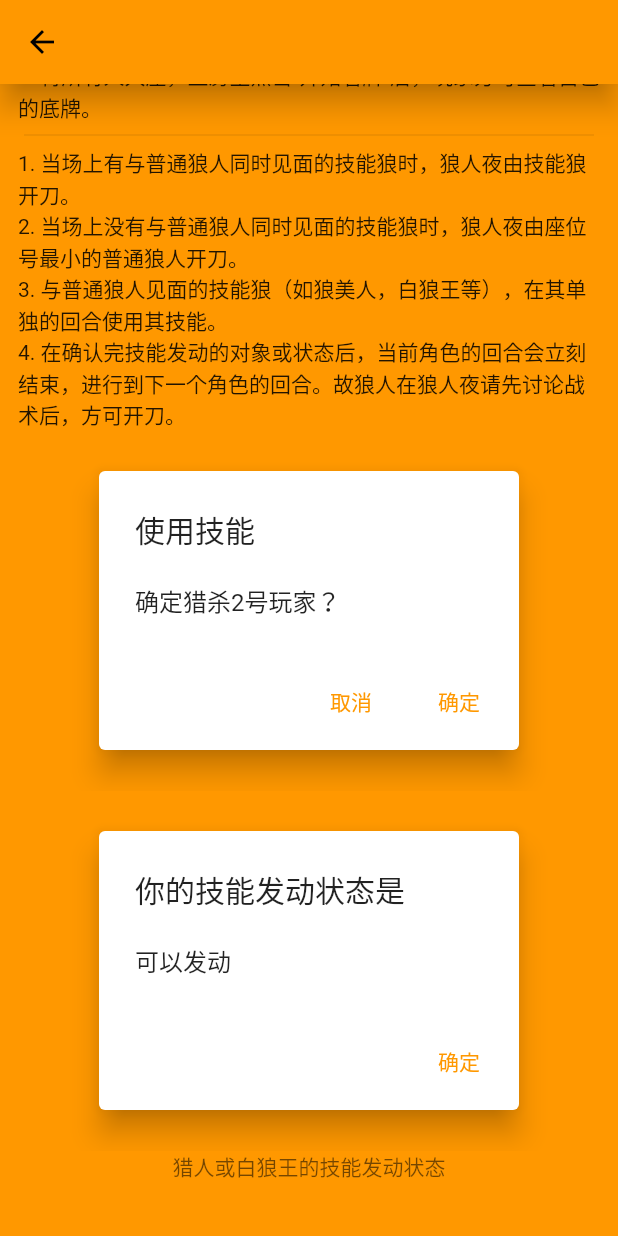
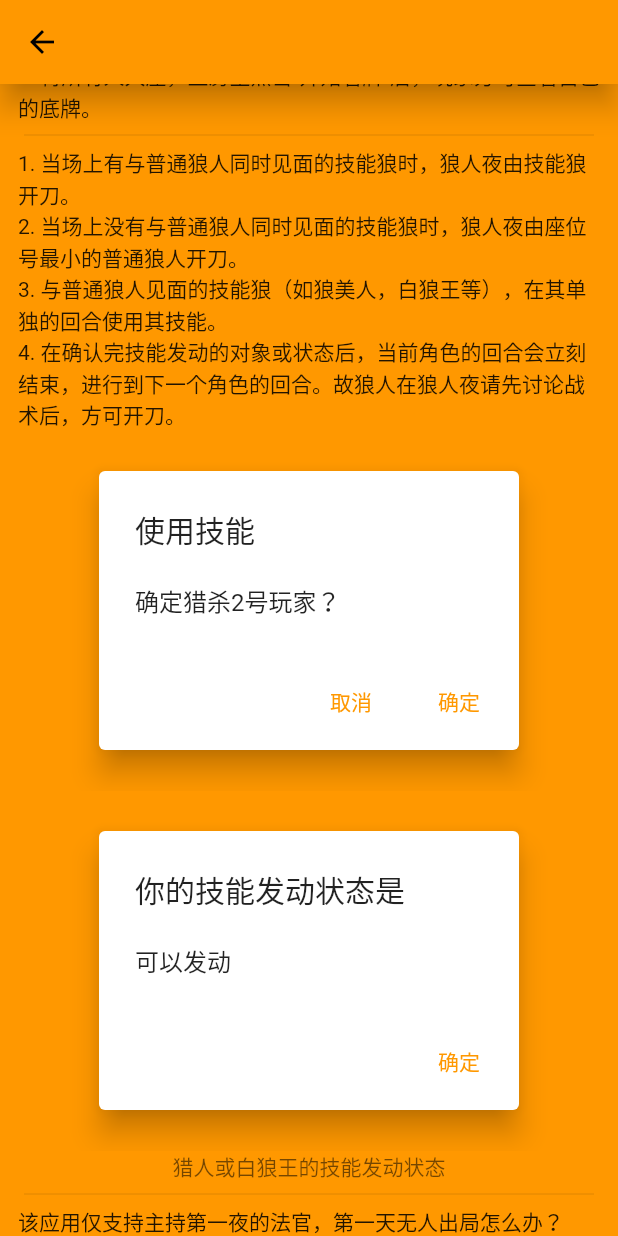
Before and after one commit to Livinglist/WerewolfJudge, a Flutter app: the InstructionPage screen opened directly, scrolled down 58 dp, on a phone screen of 412 x 824 dp. Run offline on Flutter 3.47's test engine with Material 2 defaults, Android fonts, the phone set to English and light mode, and no system bars; our stand-ins replace audioplayers, cloud_firestore, firebase_auth, firebase_core, firebase_storage, flutter_signin_button and 12 more; missing offline and left inert: apple_sign_in, cloud_firestore_web, firebase_auth_web, firebase_core_web, google_sign_in_web, jdenticon_dart and 1 more; accounts and stored records are empty; network calls fail.

Commit message:
Added something.

```diff
--- a/lib/ui/instruction_page.dart
+++ b/lib/ui/instruction_page.dart
@@ -144,8 +144,18 @@ class _InstructionPageState extends State<InstructionPage> {
               style: TextStyle(color: Colors.black54),
             ),
           ),
+          Padding(
+            padding: EdgeInsets.symmetric(horizontal: 16),
+            child: Divider(),
+          ),
+          Padding(
+            padding: EdgeInsets.symmetric(horizontal: 12),
+            child: Text(
+              '该应用仅支持主持第一夜的法官，第一天无人出局怎么办？\n\n¯\\_(ツ)_/¯都多大的人了，自己想办法。',
+            ),
+          ),
           SizedBox(
-            height: 36,
+            height: 64,
           )
         ],
       ),
```
Also changed, not shown: 2 other files.
